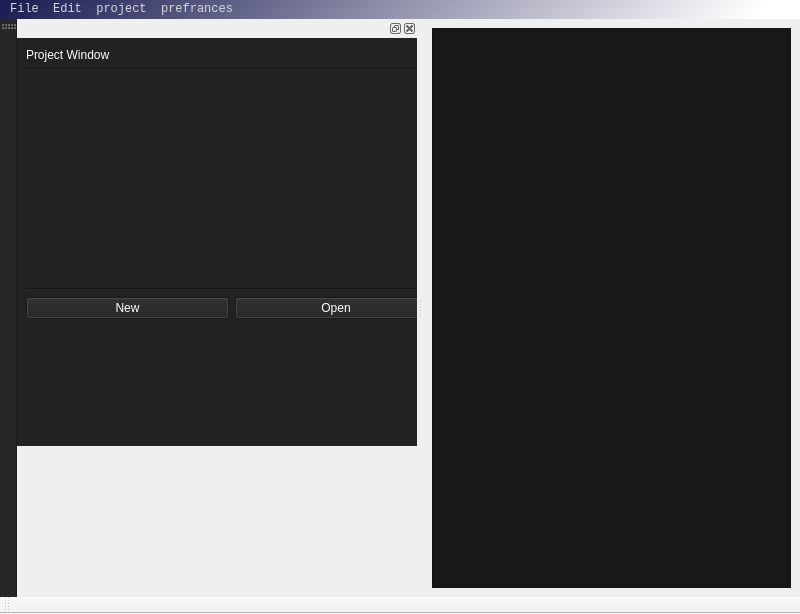
Above: mainwindow.ui from Freeboardtortoise/tortEdit before the change. Below: the same form after it.
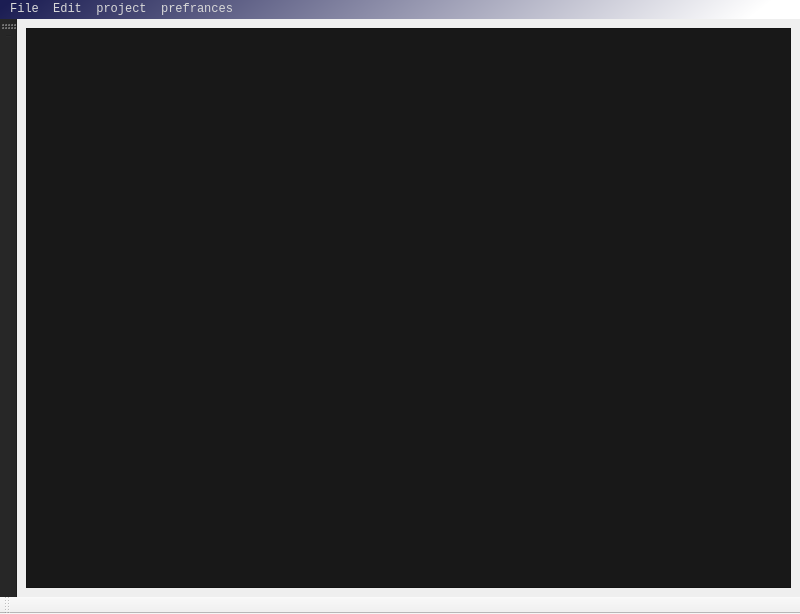
That is the form after the change.

Commit message: before adding color theme stuff

What changed in the file:
```diff
--- a/mainwindow.ui
+++ b/mainwindow.ui
@@ -133,102 +133,6 @@
    <addaction name="menuproject"/>
    <addaction name="menuprefrances"/>
   </widget>
-  <widget class="QDockWidget" name="projectDock">
-   <property name="sizePolicy">
-    <sizepolicy hsizetype="Fixed" vsizetype="Fixed">
-     <horstretch>0</horstretch>
-     <verstretch>0</verstretch>
-    </sizepolicy>
-   </property>
-   <property name="minimumSize">
-    <size>
-     <width>400</width>
-     <height>350</height>
-    </size>
-   </property>
-   <property name="maximumSize">
-    <size>
-     <width>600</width>
-     <height>427</height>
-    </size>
-   </property>
-   <property name="styleSheet">
-    <string notr="true">background-color: rgb(34, 34, 34);
-color: rgb(255, 255, 255);</string>
-   </property>
-   <property name="floating">
-    <bool>true</bool>
-   </property>
-   <attribute name="dockWidgetArea">
-    <number>1</number>
-   </attribute>
-   <widget class="QWidget" name="dockWidgetContents_2">
-    <widget class="QWidget" name="verticalLayoutWidget">
-     <property name="geometry">
-      <rect>
-       <x>9</x>
-       <y>10</y>
-       <width>411</width>
-       <height>271</height>
-      </rect>
-     </property>
-     <layout class="QVBoxLayout" name="verticalLayout_2">
-      <item>
-       <widget class="QLabel" name="label_2">
-        <property name="text">
-         <string>Project Window</string>
-        </property>
-       </widget>
-      </item>
-      <item>
-       <widget class="Line" name="line">
-        <property name="orientation">
-         <enum>Qt::Orientation::Horizontal</enum>
-        </property>
-       </widget>
-      </item>
-      <item>
-       <spacer name="verticalSpacer">
-        <property name="orientation">
-         <enum>Qt::Orientation::Vertical</enum>
-        </property>
-        <property name="sizeHint" stdset="0">
-         <size>
-          <width>20</width>
-          <height>40</height>
-         </size>
-        </property>
-       </spacer>
-      </item>
-      <item>
-       <widget class="Line" name="line_2">
-        <property name="orientation">
-         <enum>Qt::Orientation::Horizontal</enum>
-        </property>
-       </widget>
-      </item>
-      <item>
-       <layout class="QHBoxLayout" name="horizontalLayout">
-        <item>
-         <widget class="QPushButton" name="pushButton_3">
-          <property name="text">
-           <string>New</string>
-          </property>
-         </widget>
-        </item>
-        <item>
-         <widget class="QPushButton" name="pushButton_2">
-          <property name="text">
-           <string>Open</string>
-          </property>
-         </widget>
-        </item>
-       </layout>
-      </item>
-     </layout>
-    </widget>
-   </widget>
-  </widget>
   <widget class="QToolBar" name="LeftBar">
    <property name="windowTitle">
     <string>toolBar</string>
```
Left out of the diff: 6 changed lines with no effect on the pictures. The commit also changes 6 other files.
